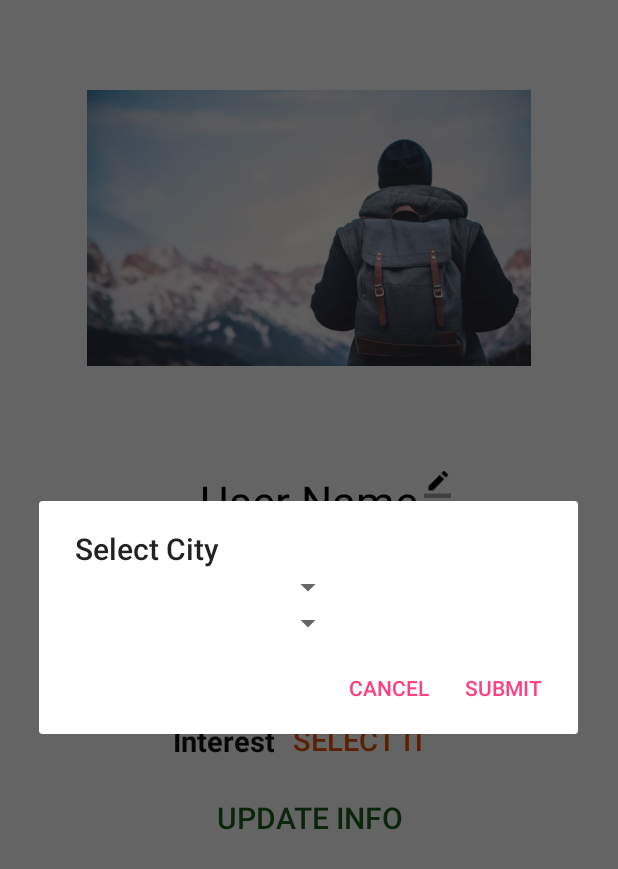
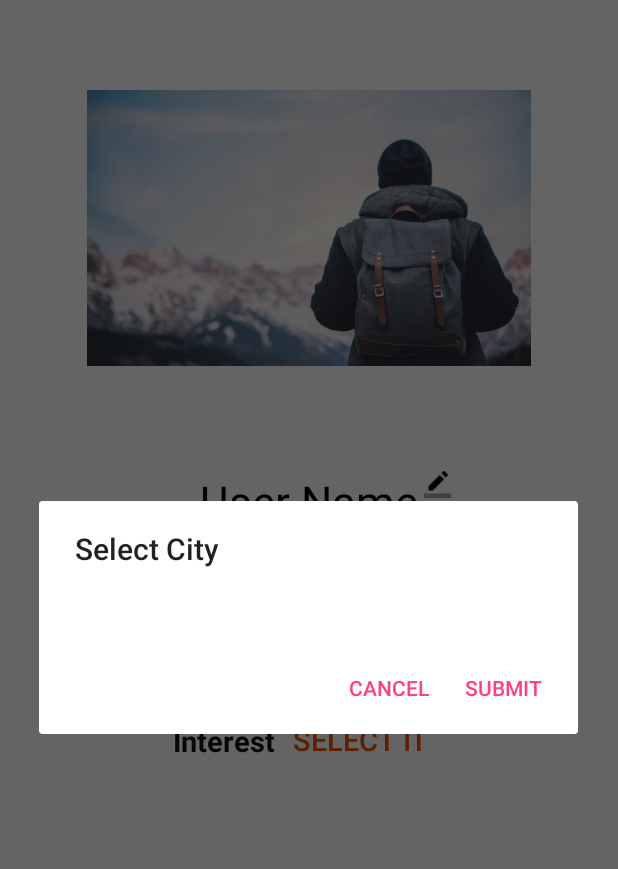
Before and after one commit to Vipinsoni38/Outlife, an Android app: the fragment profile placed in its activity, after a tap on "-not mentioned-", on a phone screen of 412 x 824 dp. Shown: the top 869 px of the screen. Run offline under Robolectric (Android 15) with nearby library versions, the phone set to English and light mode, and no system bars; our stand-ins replace Firebase (no records; nobody signed in at launch, a user with empty details on screens opened directly); libraries missing offline, so code that uses them is left out: com.facebook.

Commit message:
90% Completed profile

```diff
--- a/app/src/main/java/boat/golden/outlife/Login_main.java
+++ b/app/src/main/java/boat/golden/outlife/Login_main.java
@@ -50,7 +50,7 @@ public class Login_main extends AppCompatActivity {
         mAuth=FirebaseAuth.getInstance();
 
 //--fb Key Hash
-/*
+
             try {
                 PackageInfo info = getPackageManager().getPackageInfo(getPackageName(), PackageManager.GET_SIGNATURES);
                 for (Signature signature : info.signatures) {
@@ -63,7 +63,7 @@ public class Login_main extends AppCompatActivity {
             } catch (Exception e) {
             }
 
-*/
+
 
 
         flogin=findViewById(R.id.login_button);
@@ -115,6 +115,7 @@ public class Login_main extends AppCompatActivity {
             @Override
             public void onError(FacebookException error) {
                 Toast.makeText(Login_main.this,"Unexceptional Error",Toast.LENGTH_SHORT).show();
+                Log.e("error fb",error.toString());
                 // ...
             }
         });
--- a/app/src/main/java/boat/golden/outlife/fragments/profile.java
+++ b/app/src/main/java/boat/golden/outlife/fragments/profile.java
@@ -9,6 +9,7 @@ import android.content.SharedPreferences;
 import android.os.Bundle;
 import android.support.annotation.NonNull;
 import android.support.annotation.Nullable;
+import android.util.Log;
 import android.view.LayoutInflater;
 import android.view.View;
 import android.view.ViewGroup;
@@ -25,11 +26,21 @@ import android.widget.Toast;
 import com.google.android.gms.tasks.OnCompleteListener;
 import com.google.android.gms.tasks.Task;
 import com.google.firebase.auth.FirebaseAuth;
+import com.google.firebase.database.DataSnapshot;
+import com.google.firebase.database.DatabaseError;
 import com.google.firebase.database.DatabaseReference;
 import com.google.firebase.database.FirebaseDatabase;
+import com.google.firebase.database.ValueEventListener;
+
+import org.json.JSONException;
+import org.json.JSONObject;
+
+import java.util.ArrayList;
+import java.util.List;
 
 import boat.golden.outlife.MainActivity;
 import boat.golden.outlife.R;
+import boat.golden.outlife.profile_datatype;
 
 import static com.facebook.FacebookSdk.getApplicationContext;
 
@@ -40,11 +51,11 @@ import static com.facebook.FacebookSdk.getApplicationContext;
 public class profile extends Fragment {
 
 
-    Button interest,update;
+    Button interest;
     FirebaseDatabase database;
     DatabaseReference reference;
     Spinner statespinner,cityspinner;
-    String UID,bio_text;
+    String UID,bio_text,user_name;
     String[] objects={"Rajasthan","UP","Bla bla"};
 
     ImageView nameedit,bioedit;
@@ -55,7 +66,6 @@ public class profile extends Fragment {
     public View onCreateView(LayoutInflater inflater, @Nullable ViewGroup container, Bundle savedInstanceState) {
         View v=inflater.inflate(R.layout.profile,container,false);
         interest=v.findViewById(R.id.interestbtn);
-        update=v.findViewById(R.id.update);
         nameedit=v.findViewById(R.id.nameedit);
         bioedit=v.findViewById(R.id.bioedit);
         profile_name=v.findViewById(R.id.profile_name);
@@ -71,7 +81,8 @@ public class profile extends Fragment {
         reference=database.getReference("profile/"+UID);
         SharedPreferences sharedPreferences2=getContext().getSharedPreferences("user_data",Context.MODE_PRIVATE);
         final SharedPreferences.Editor editor2=sharedPreferences2.edit();
-        profile_name.setText(sharedPreferences2.getString("name","User Name"));
+        user_name=sharedPreferences2.getString("name","User Name");
+        profile_name.setText(user_name);
         bio_text=sharedPreferences2.getString("bio","HI this is my bio");
         bio.setText(bio_text);
         place=v.findViewById(R.id.place);
@@ -113,8 +124,10 @@ public class profile extends Fragment {
             @Override
             public void onClick(View v) {
                 AlertDialog.Builder proselector=new AlertDialog.Builder(getContext());
-                View dialogview=getActivity().getLayoutInflater().inflate(R.layout.dialog_place,null);
+                View dialogview=getActivity().getLayoutInflater().inflate(R.layout.dialog_profession,null);
                 proselector.setView(dialogview);
+                Spinner spinner=dialogview.findViewById(R.id.spinner);
+                List<String> list=new  ArrayList<String>();
                 proselector.setTitle("Select Profession")
                         .setPositiveButton("Submit", new DialogInterface.OnClickListener() {
                             @Override
@@ -154,7 +167,7 @@ public class profile extends Fragment {
                 boolean[] checkedItems = {true, false, false, false, false};
                 new AlertDialog.Builder(getContext())
                         .setTitle("Select one")
-                        .setMultiChoiceItems(multiChoiceItems, checkedItems, null)
+                        .setMultiChoiceItems(multiChoiceItems, null, null)
                         .setPositiveButton("Ok", new DialogInterface.OnClickListener() {
                             @Override
                             public void onClick(DialogInterface dialog, int which) {
@@ -288,43 +301,102 @@ public class profile extends Fragment {
         });
 
 
+        if (!sharedPreferences2.getBoolean("first_login",false))
+        {checkforfirsttimeuser();
+        }
+        return v;
+    }
+
+    private void checkforfirsttimeuser() {
+
+        final FirebaseDatabase database = FirebaseDatabase.getInstance();
+        DatabaseReference ref = database.getReference("profile/"+UID+"/isfirst");
+        reference=database.getReference("profile/"+UID);
+
+
+// Attach a listener to read the data at our posts reference
+        ref.addValueEventListener(new ValueEventListener() {
+            @Override
+            public void onDataChange(DataSnapshot dataSnapshot) {
+            String is=dataSnapshot.getValue(String.class);
+            if (is==null||is.equals("")||is.equals("first")){
+                reference.child("isfirst").setValue("notfirst");
+                reference.child("name").setValue(user_name).addOnCompleteListener(new OnCompleteListener<Void>() {
+                    @Override
+                    public void onComplete(@NonNull Task<Void> task) {
+                        SharedPreferences sharedPreferences2=getContext().getSharedPreferences("user_data",Context.MODE_PRIVATE);
+                         SharedPreferences.Editor editor2=sharedPreferences2.edit();
+                         editor2.putBoolean("first_login",true);
+                         editor2.commit();
+
+                        Toast.makeText(getContext(),"User Name Uploaded",Toast.LENGTH_SHORT).show();
+                    }
+                });
+
+
+
+            }else {
+                DatabaseReference reff = database.getReference("profile/"+UID);
+
+                reff.addValueEventListener(new ValueEventListener() {
+                    @Override
+                    public void onDataChange(@NonNull DataSnapshot dataSnapshot) {
+
+
+                        SharedPreferences sharedPreferences2 = getContext().getSharedPreferences("user_data", Context.MODE_PRIVATE);
+                        SharedPreferences.Editor editor2 = sharedPreferences2.edit();
+                        profile_datatype datatype=dataSnapshot.getValue(profile_datatype.class);
+
+                        if (datatype.getName()!=null)
+                        {
+                            editor2.putString("name", datatype.getName());
+                            editor2.commit();
+                            profile_name.setText(datatype.getName());
+                        }
+                        if (datatype.getBio()!=null)
+                        {
+                            editor2.putString("bio", datatype.getBio());
+                            editor2.commit();
+                            bio.setText(datatype.getBio());
+                        }
+                        if (datatype.getPlace()!=null)
+                        {
+                            editor2.putString("place", datatype.getPlace());
+                            editor2.commit();
+                            place.setText(datatype.getPlace());
+                        }
+                        if (datatype.getPro()!=null)
+                        {
+                            editor2.putString("pro", datatype.getPro());
+                            editor2.commit();
+                            profession.setText(datatype.getPro());
+                        }
+                        if (datatype.getInterest()!=null)
+                        {
+                            editor2.putString("interest", datatype.getInterest());
+                            editor2.commit();
+                            //othger Stuff
+                        }
 
 
 
 
 
 
+                        //---
+                        sharedPreferences2 = getContext().getSharedPreferences("user_data", Context.MODE_PRIVATE);
+                        editor2 = sharedPreferences2.edit();
+                        editor2.putBoolean("first_login", true);
+                        editor2.commit();
 
 
 
+                    }
 
 
+                    @Override
+                    public void onCancelled(@NonNull DatabaseError databaseError) {
 
-
-
-
-
-
-
-
-
-
-
-
-
-        update.setOnClickListener(new View.OnClickListener() {
-            @Override
-            public void onClick(View v) {
-
-
-
-
-                reference.child("about").setValue("");
-
-                reference.child("name").setValue("Vipin").addOnCompleteListener(new OnCompleteListener<Void>() {
-                    @Override
-                    public void onComplete(@NonNull Task<Void> task) {
-                        Toast.makeText(getContext(),"OK",Toast.LENGTH_SHORT).show();
                     }
                 });
 
@@ -337,26 +409,17 @@ public class profile extends Fragment {
 
 
 
+            }
 
+            }
 
-
-
+            @Override
+            public void onCancelled(DatabaseError databaseError) {
+                Toast.makeText(getContext(),"UnExpected Error",Toast.LENGTH_SHORT).show();
 
             }
         });
 
 
-
-
-
-
-
-
-
-
-
-
-
-        return v;
     }
 }
--- a/app/src/main/res/layout/dialog_place.xml
+++ b/app/src/main/res/layout/dialog_place.xml
@@ -3,23 +3,6 @@
     xmlns:android="http://schemas.android.com/apk/res/android" android:layout_width="match_parent"
     android:layout_height="match_parent"
     android:orientation="vertical">
-    <Spinner
-        android:layout_width="wrap_content"
-        android:layout_height="wrap_content"
-        android:layout_gravity="center_horizontal"
-        android:id="@+id/state"
-        android:gravity="center_horizontal"
-        >
 
-    </Spinner>
-
-    <Spinner
-        android:layout_width="wrap_content"
-        android:layout_height="wrap_content"
-        android:layout_gravity="center_horizontal"
-        android:id="@+id/city"
-        android:gravity="center_horizontal">
-
-    </Spinner>
 
 </LinearLayout>
--- a/app/src/main/res/layout/profile.xml
+++ b/app/src/main/res/layout/profile.xml
@@ -33,7 +33,7 @@
             android:layout_width="wrap_content"
             android:layout_height="wrap_content"
             android:layout_marginTop="10sp"
-            android:text="Vipin Soni"
+            android:text="Loading..."
             android:id="@+id/profile_name"
             android:layout_centerHorizontal="true"
             android:textSize="29sp"
@@ -92,6 +92,7 @@
         android:layout_marginTop="15dp"
         android:layout_centerHorizontal="true"
         android:textSize="19sp"
+        android:layout_centerVertical="true"
         android:text="Lives In : "
         android:gravity="center_horizontal"
         android:id="@+id/livesin"/>
@@ -108,6 +109,8 @@
                     android:layout_gravity="center_horizontal"
                     android:gravity="center_horizontal"
                     android:id="@+id/place"
+                    android:layout_centerVertical="true"
+
                     android:layout_toRightOf="@+id/livesin"/>
 
 </RelativeLayout>
@@ -128,6 +131,8 @@
                     android:textSize="19sp"
 
                     android:layout_centerHorizontal="true"
+                    android:layout_centerVertical="true"
+
 
                     android:text="Profession : "
                     android:gravity="center_horizontal"
@@ -140,6 +145,8 @@
                     android:textColor="#101010"
                     android:textStyle="bold"
                     android:textSize="19sp"
+                    android:layout_centerVertical="true"
+
 
                     android:text="Student"
                     android:layout_gravity="center_horizontal"
@@ -186,17 +193,6 @@
             </RelativeLayout>
 
 
-            <Button
-                android:id="@+id/update"
-                style="@style/Widget.AppCompat.Button.Borderless"
-                android:layout_width="wrap_content"
-                android:layout_height="wrap_content"
-                android:layout_marginTop="4sp"
-                android:textSize="20sp"
-                android:text="Update Info"
-                android:layout_gravity="center_horizontal"
-                android:textColor="#1b5e20"
-                />
 
 
         </LinearLayout>
--- a/app/src/main/res/values/strings.xml
+++ b/app/src/main/res/values/strings.xml
@@ -1,6 +1,7 @@
 <resources>
     <string name="app_name">OutLife</string>
-    <string name="facebook_app_id">559834651080792</string>
-    <string name="fb_login_protocol_scheme">fb559834651080792</string>
+    <string name="facebook_app_id">2148742545363528</string>
+    <string name="fb_login_protocol_scheme">fb2148742545363528</string>
+
 
 </resources>
```
Also changed, not shown: app/src/main/java/boat/golden/outlife/profile_datatype.java (added, +69 -0 lines), app/src/main/res/layout/dialog_profession.xml (added, +18 -0 lines), 1 other file.
